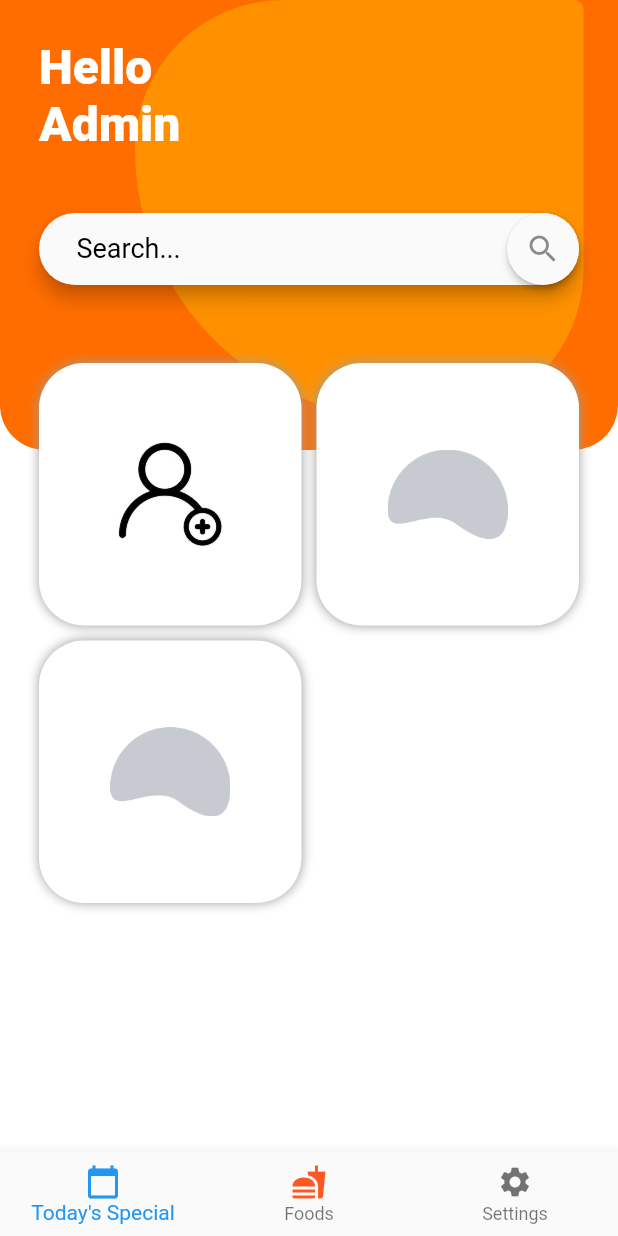
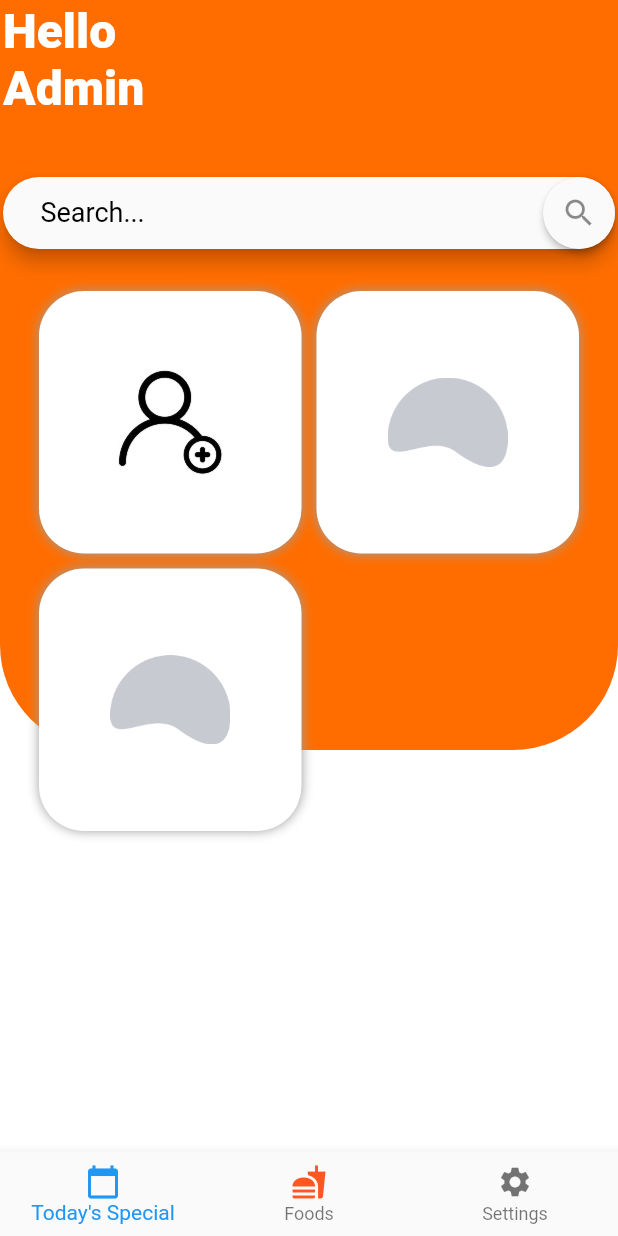
Before and after one commit to Prekshik/Flutter-Dashboard, a Flutter app: the screen it shows after launch, on a phone screen of 412 x 824 dp. Run offline on Flutter 3.47's test engine with Material 2 defaults, Android fonts, the phone set to English and light mode, and no system bars; drawn by our look-alikes of flip_card.

Commit message:
Update main.dart

```diff
--- a/lib/main.dart
+++ b/lib/main.dart
@@ -208,7 +208,7 @@ class EcommerceFivePage extends StatelessWidget {
                   style: TextStyle(color: Colors.deepOrange),
                 )),
             BottomNavigationBarItem(
-                icon: Icon(Icons.settings), title: Text("Settings")),
+                icon: Icon(Icons.settings), title: Text("Settings") ),
           ],
         ),
         backgroundColor: Colors.white70.withOpacity(0.9),
@@ -216,32 +216,32 @@ class EcommerceFivePage extends StatelessWidget {
           child: Stack(
             children: <Widget>[
               Container(
-                height: 300,
+                height: 500,
                 decoration: BoxDecoration(
                   borderRadius: BorderRadius.only(
-                      bottomLeft: Radius.circular(30),
-                      bottomRight: Radius.circular(30)),
+                      bottomLeft: Radius.circular(70),
+                      bottomRight: Radius.circular(70)),
                   color: Colors.orangeAccent.shade700,
                 ),
                 width: double.infinity,
               ),
               Container(
-                margin: EdgeInsets.only(left: 90, bottom: 20),
+                margin: EdgeInsets.only(left: 900, bottom: 100),
                 width: 299,
                 height: 279,
                 decoration: BoxDecoration(
                     color: Colors.orangeAccent.shade400,
                     borderRadius: BorderRadius.only(
-                        topLeft: Radius.circular(160),
-                        bottomLeft: Radius.circular(290),
-                        bottomRight: Radius.circular(160),
-                        topRight: Radius.circular(10))),
+                        topLeft: Radius.circular(10),
+                        bottomLeft: Radius.circular(20),
+                        bottomRight: Radius.circular(10),
+                        topRight: Radius.circular(160))),
               ),
               CustomScrollView(
                 slivers: <Widget>[
                   SliverToBoxAdapter(
                     child: Padding(
-                      padding: const EdgeInsets.all(26.0),
+                      padding: const EdgeInsets.all(2.0),
                       child: Column(
                         mainAxisSize: MainAxisSize.min,
                         crossAxisAlignment: CrossAxisAlignment.start,
```
